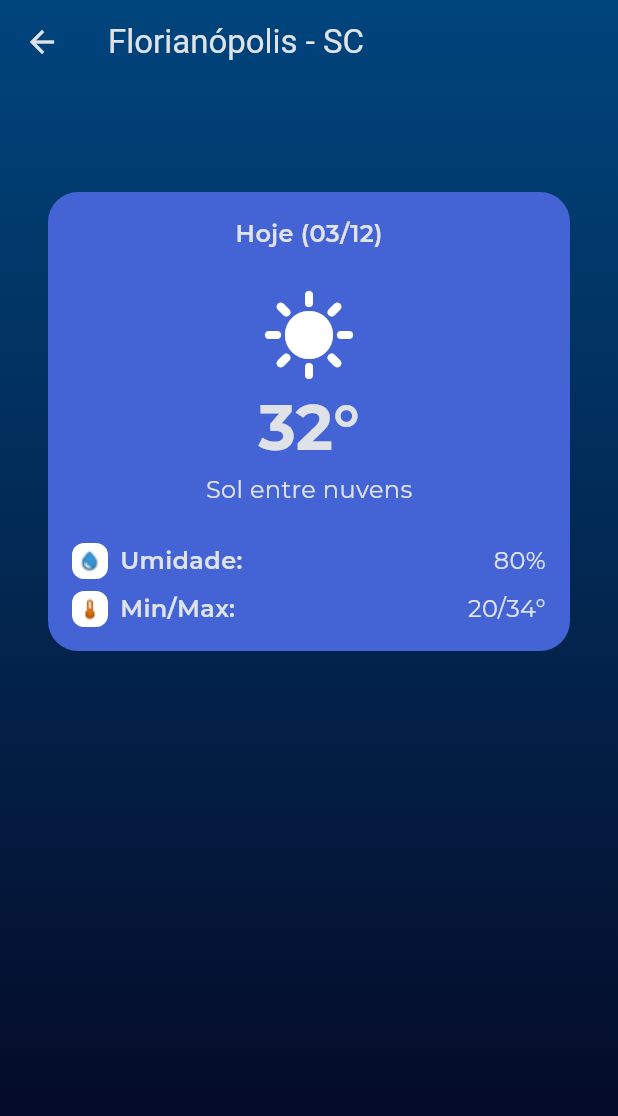
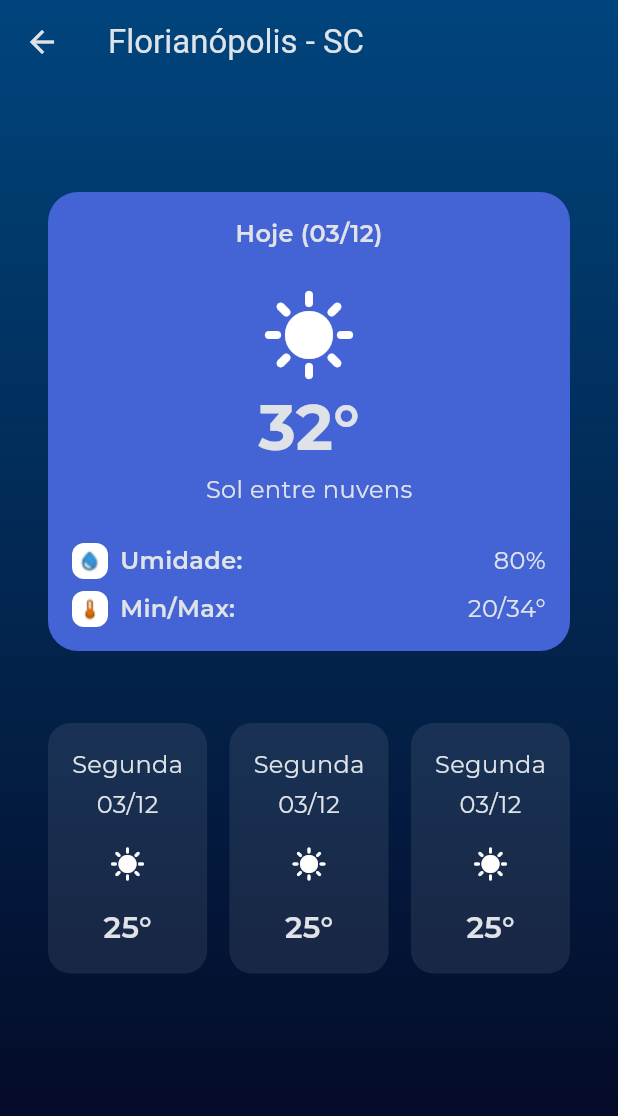
Before and after one commit to ikyrie/climapp, a Flutter app: the WeatherDetails screen opened directly, on a phone screen of 412 x 824 dp. Shown: the top 1116 px of the screen. Run offline on Flutter 3.47's test engine with Material 3 defaults, Android fonts, the phone set to English and light mode, and no system bars; our stand-ins replace google_fonts.

Commit message:
Fazendo a parte inferior da página de detalhes de clima

```diff
--- a/lib/ui/screens/details.dart
+++ b/lib/ui/screens/details.dart
@@ -23,9 +23,18 @@ class WeatherDetails extends StatelessWidget {
               begin: Alignment.topCenter,
               end: Alignment.bottomCenter),
         ),
-        child: Column(
+        child: const Column(
           children: <Widget>[
             DetailedWeatherCard(),
+            SizedBox(height: 40,),
+            Row(
+              mainAxisAlignment: MainAxisAlignment.spaceBetween,
+              children: <Widget>[
+                VerticalWeatherCard(weekDay: "Segunda", temperature: "25°", date: "03/12"),
+                VerticalWeatherCard(weekDay: "Segunda", temperature: "25°", date: "03/12"),
+                VerticalWeatherCard(weekDay: "Segunda", temperature: "25°", date: "03/12"),
+              ],
+            )
           ],
         ),
       ),
```
